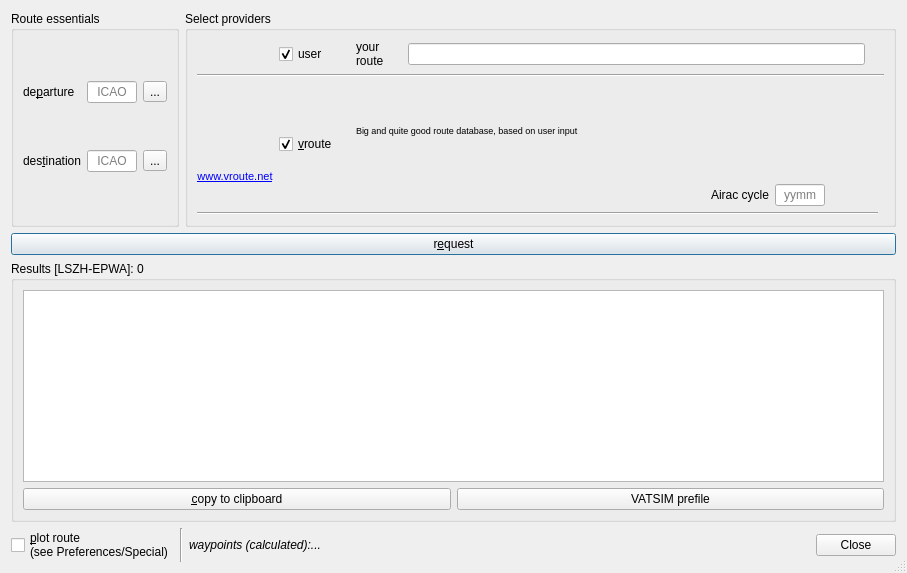
The window that src/PlanFlightDialog.ui (qutescoop/qutescoop) describes before a commit, drawn with Qt 5.
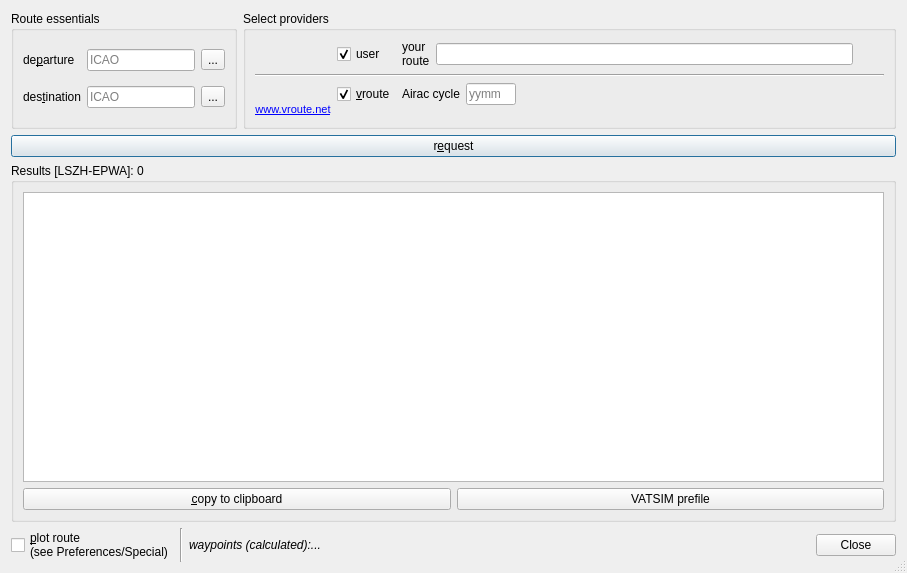
The same window after the commit. Icons and pictures are not drawn.

Commit message:
[TASK] visually clean up routes dialog (#72)
This adjusts some alignments, size hints and removes obsolete text.

The edit to the form file:
```diff
--- a/src/PlanFlightDialog.ui
+++ b/src/PlanFlightDialog.ui
@@ -31,18 +31,9 @@
        <layout class="QGridLayout" name="gridLayout_2" rowstretch="0,0,0">
         <item row="0" column="1">
          <widget class="QLineEdit" name="edDep">
-          <property name="maximumSize">
-           <size>
-            <width>50</width>
-            <height>16777215</height>
-           </size>
-          </property>
           <property name="maxLength">
            <number>4</number>
           </property>
-          <property name="alignment">
-           <set>Qt::AlignCenter</set>
-          </property>
           <property name="placeholderText">
            <string>ICAO</string>
           </property>
@@ -50,18 +41,9 @@
         </item>
         <item row="2" column="1">
          <widget class="QLineEdit" name="edDest">
-          <property name="maximumSize">
-           <size>
-            <width>50</width>
-            <height>16777215</height>
-           </size>
-          </property>
           <property name="maxLength">
            <number>4</number>
           </property>
-          <property name="alignment">
-           <set>Qt::AlignCenter</set>
-          </property>
           <property name="placeholderText">
            <string>ICAO</string>
           </property>
@@ -121,8 +103,81 @@
        <property name="title">
         <string>Select providers</string>
        </property>
-       <layout class="QGridLayout" name="gridLayout" columnstretch="0,0,0,0,10,0,0">
-        <item row="6" column="0">
+       <layout class="QGridLayout" name="gridLayout">
+        <item row="2" column="6" rowspan="2">
+         <widget class="QLabel" name="lblVrouteStatus">
+          <property name="font">
+           <font>
+            <italic>true</italic>
+           </font>
+          </property>
+          <property name="text">
+           <string/>
+          </property>
+          <property name="wordWrap">
+           <bool>true</bool>
+          </property>
+         </widget>
+        </item>
+        <item row="0" column="0">
+         <widget class="QLabel" name="pixGenerated">
+          <property name="text">
+           <string/>
+          </property>
+          <property name="pixmap">
+           <pixmap resource="Resources.qrc">:/icons/qutescoop.png</pixmap>
+          </property>
+          <property name="alignment">
+           <set>Qt::AlignRight|Qt::AlignTrailing|Qt::AlignVCenter</set>
+          </property>
+          <property name="buddy">
+           <cstring>cbGenerated</cstring>
+          </property>
+         </widget>
+        </item>
+        <item row="0" column="1">
+         <widget class="QCheckBox" name="cbGenerated">
+          <property name="text">
+           <string>user</string>
+          </property>
+          <property name="checked">
+           <bool>true</bool>
+          </property>
+         </widget>
+        </item>
+        <item row="0" column="6">
+         <widget class="QLabel" name="lblGeneratedStatus">
+          <property name="font">
+           <font>
+            <italic>true</italic>
+           </font>
+          </property>
+          <property name="text">
+           <string/>
+          </property>
+          <property name="wordWrap">
+           <bool>true</bool>
+          </property>
+         </widget>
+        </item>
+        <item row="2" column="1">
+         <widget class="QCheckBox" name="cbVroute">
+          <property name="text">
+           <string>&amp;vroute</string>
+          </property>
+          <property name="checked">
+           <bool>true</bool>
+          </property>
+         </widget>
+        </item>
+        <item row="1" column="0" colspan="7">
+         <widget class="Line" name="line_11">
+          <property name="orientation">
+           <enum>Qt::Horizontal</enum>
+          </property>
+         </widget>
+        </item>
+        <item row="2" column="0" rowspan="3">
          <layout class="QVBoxLayout" name="verticalLayout_5">
           <item>
            <widget class="QLabel" name="pixVroute">
@@ -159,75 +214,8 @@
           </item>
          </layout>
         </item>
-        <item row="7" column="0" colspan="6">
-         <widget class="Line" name="line_5">
-          <property name="orientation">
-           <enum>Qt::Horizontal</enum>
-          </property>
-         </widget>
-        </item>
-        <item row="1" column="0" colspan="7">
-         <widget class="Line" name="line_11">
-          <property name="orientation">
-           <enum>Qt::Horizontal</enum>
-          </property>
-         </widget>
-        </item>
-        <item row="0" column="0">
-         <widget class="QLabel" name="pixGenerated">
-          <property name="text">
-           <string/>
-          </property>
-          <property name="pixmap">
-           <pixmap resource="Resources.qrc">:/icons/qutescoop.png</pixmap>
-          </property>
-          <property name="alignment">
-           <set>Qt::AlignRight|Qt::AlignTrailing|Qt::AlignVCenter</set>
-          </property>
-          <property name="buddy">
-           <cstring>cbGenerated</cstring>
-          </property>
-         </widget>
-        </item>
-        <item row="0" column="1">
-         <widget class="QCheckBox" name="cbGenerated">
-          <property name="text">
-           <string>user</string>
-          </property>
-          <property name="checked">
-           <bool>true</bool>
-          </property>
-         </widget>
-        </item>
-        <item row="6" column="1">
-         <widget class="QCheckBox" name="cbVroute">
-          <property name="text">
-           <string>&amp;vroute</string>
-          </property>
-          <property name="checked">
-           <bool>true</bool>
-          </property>
-         </widget>
-        </item>
-        <item row="6" column="4">
-         <layout class="QVBoxLayout" name="verticalLayout_3" stretch="2,0">
-          <item>
-           <widget class="QLabel" name="lblVrouteInfo">
-            <property name="font">
-             <font>
-              <pointsize>7</pointsize>
-             </font>
-            </property>
-            <property name="text">
-             <string>Big and quite good route database, based on user input</string>
-            </property>
-            <property name="wordWrap">
-             <bool>true</bool>
-            </property>
-           </widget>
-          </item>
-          <item>
-           <layout class="QHBoxLayout" name="horizontalLayout_3">
+        <item row="2" column="2">
+         <layout class="QHBoxLayout" name="horizontalLayout_3" stretch="0,0,1">
             <item>
              <widget class="QLabel" name="lblAirac">
               <property name="toolTip">
@@ -236,9 +224,6 @@
               <property name="text">
                <string>Airac cycle</string>
               </property>
-              <property name="alignment">
-               <set>Qt::AlignRight|Qt::AlignTrailing|Qt::AlignVCenter</set>
-              </property>
               <property name="buddy">
                <cstring>edCycle</cstring>
               </property>
@@ -258,9 +243,6 @@
               <property name="frame">
                <bool>true</bool>
               </property>
-              <property name="alignment">
-               <set>Qt::AlignCenter</set>
-              </property>
               <property name="placeholderText">
                <string>yymm</string>
               </property>
@@ -284,40 +266,8 @@
             </item>
            </layout>
           </item>
-         </layout>
-        </item>
-        <item row="6" column="5">
-         <widget class="QLabel" name="lblVrouteStatus">
-          <property name="font">
-           <font>
-            <italic>true</italic>
-           </font>
-          </property>
-          <property name="text">
-           <string/>
-          </property>
-          <property name="wordWrap">
-           <bool>true</bool>
-          </property>
-         </widget>
-        </item>
-        <item row="0" column="5">
-         <widget class="QLabel" name="lblGeneratedStatus">
-          <property name="font">
-           <font>
-            <italic>true</italic>
-           </font>
-          </property>
-          <property name="text">
-           <string/>
-          </property>
-          <property name="wordWrap">
-           <bool>true</bool>
-          </property>
-         </widget>
-        </item>
-        <item row="0" column="4">
-         <layout class="QHBoxLayout" name="horizontalLayout_5" stretch="2,0">
+        <item row="0" column="2">
+         <layout class="QHBoxLayout" name="horizontalLayout_5">
           <item>
            <widget class="QLabel" name="label_3">
             <property name="sizePolicy">
```
Left out of the diff: 17 changed lines with no effect on the pictures. Lines whose indentation alone changed are shown as unchanged.
